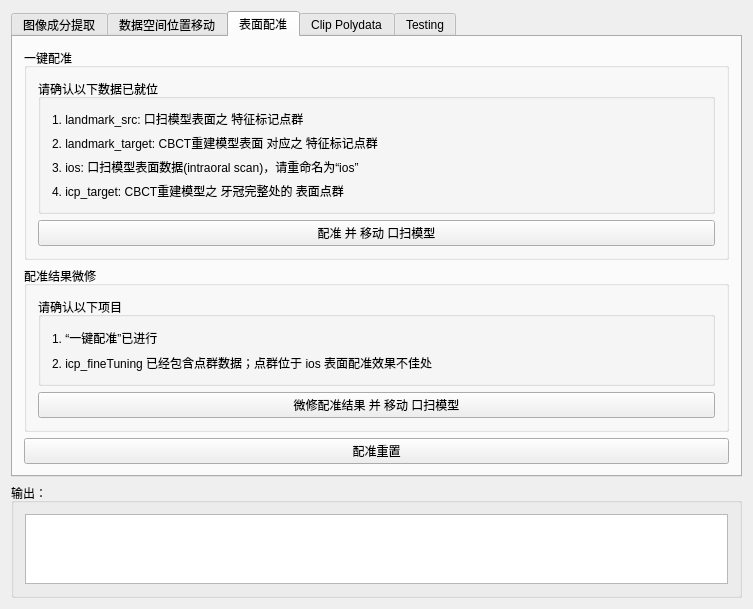
Qt form Plugins/org.mitk.lancet.dentalwidget/src/internal/DentalWidgetControls.ui (zhaomengxiao/LancetMITK-Adition) before a commit.
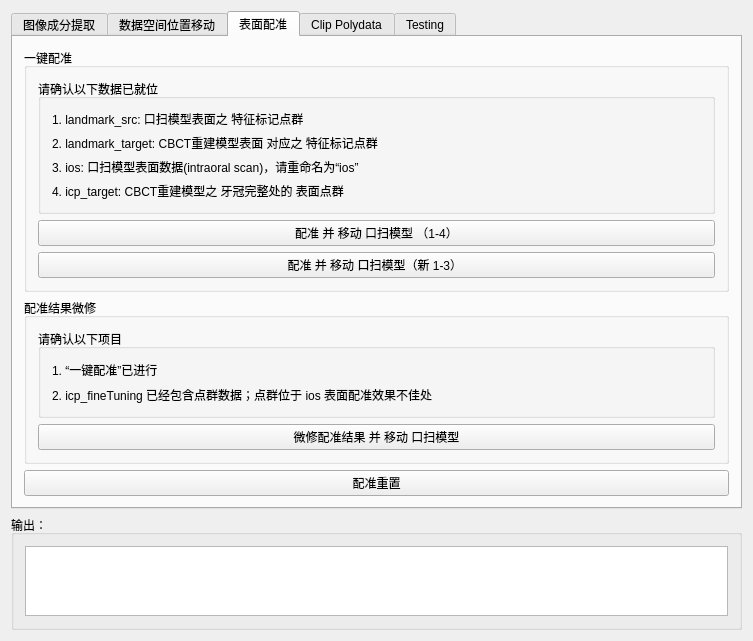
The same form after that commit. The open tabs and pages were chosen to show the change. Custom widgets are drawn as their Qt base class.

Commit message: Updated dental registration

Patch:
```diff
--- a/Plugins/org.mitk.lancet.dentalwidget/src/internal/DentalWidgetControls.ui
+++ b/Plugins/org.mitk.lancet.dentalwidget/src/internal/DentalWidgetControls.ui
@@ -335,6 +335,13 @@
           <string>一键配准</string>
          </property>
          <layout class="QGridLayout" name="gridLayout_9">
+          <item row="1" column="0">
+           <widget class="QPushButton" name="pushButton_registerIos">
+            <property name="text">
+             <string>配准 并 移动 口扫模型 （1-4）</string>
+            </property>
+           </widget>
+          </item>
           <item row="0" column="0">
            <widget class="QGroupBox" name="groupBox">
             <property name="title">
@@ -372,10 +379,10 @@
             </layout>
            </widget>
           </item>
-          <item row="1" column="0">
-           <widget class="QPushButton" name="pushButton_registerIos">
+          <item row="2" column="0">
+           <widget class="QPushButton" name="pushButton_registerIos_">
             <property name="text">
-             <string>配准 并 移动 口扫模型</string>
+             <string>配准 并 移动 口扫模型（新 1-3） </string>
             </property>
            </widget>
           </item>
```
Left out of the diff: 2 changed lines with no effect on the pictures. The commit also changes 5 other files.
